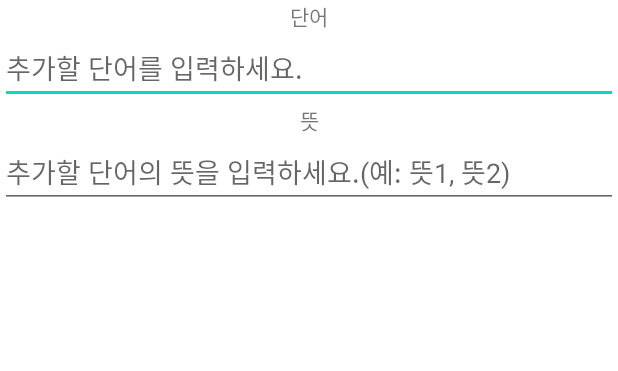
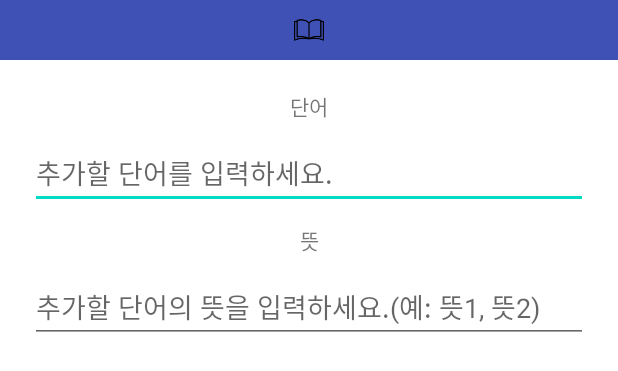
Before and after one commit to bigcarrot0722/Word_project, an Android app: the layout search_dialog.xml on its own in the app's theme, with its tools: preview values and no code run, on a phone screen of 412 x 824 dp. Shown: the top 371 px of the screen. Run offline under Robolectric (Android 15) with nearby library versions, the phone set to English and light mode, and no system bars.

Commit message:
16 alertdialog ui change

```diff
--- a/app/build.gradle
+++ b/app/build.gradle
@@ -37,9 +37,9 @@ android {
 
 dependencies {
     //아래
+    implementation 'org.jsoup:jsoup:1.13.1'
     implementation 'org.jetbrains.kotlinx:kotlinx-coroutines-android:1.1.1'
     implementation "androidx.cardview:cardview:1.0.0"
-    implementation 'org.jsoup:jsoup:1.11.3'
     implementation "org.jetbrains.kotlin:kotlin-stdlib:$kotlin_version"
     implementation 'androidx.core:core-ktx:1.3.2'
     implementation 'androidx.appcompat:appcompat:1.2.0'
--- a/app/src/main/java/org/techtown/word_first/WordFragment.kt
+++ b/app/src/main/java/org/techtown/word_first/WordFragment.kt
@@ -9,6 +9,8 @@ import android.view.ViewGroup
 import androidx.fragment.app.Fragment
 
 class WordFragment: Fragment() {
+
+
 
     companion object{
         const val TAG : String = "로그"
@@ -22,6 +24,8 @@ class WordFragment: Fragment() {
     override fun onCreate(savedInstanceState: Bundle?) {
         super.onCreate(savedInstanceState)
         Log.d(TAG, "WordFragment - onCreate() called")
+
+
     }
 
     //fragment를 안고 있는 액티비티에 붙었을 때
--- a/app/src/main/res/color/menu_selector_color.xml
+++ b/app/src/main/res/color/menu_selector_color.xml
@@ -1,7 +1,7 @@
 <?xml version="1.0" encoding="utf-8"?>
 <selector xmlns:android="http://schemas.android.com/apk/res/android">
     <item
-        android:color="#3F51B5"
+        android:color="@color/main_blue"
         android:state_checked="true" />
 
     <item android:color="#E8E3E3"
--- a/app/src/main/res/layout/search_dialog.xml
+++ b/app/src/main/res/layout/search_dialog.xml
@@ -1,10 +1,21 @@
 <?xml version="1.0" encoding="utf-8"?>
 <LinearLayout xmlns:android="http://schemas.android.com/apk/res/android"
+    xmlns:app="http://schemas.android.com/apk/res-auto"
     android:layout_width="match_parent"
     android:layout_height="match_parent"
     android:orientation="vertical">
 
+
+    <ImageView
+        android:id="@+id/imageView2"
+        android:layout_width="match_parent"
+        android:layout_height="40dp"
+        android:padding="10dp"
+        app:srcCompat="@drawable/logo_alertdialog"
+        android:background="@color/main_blue"/>
+
     <TextView
+        android:layout_marginTop="20dp"
         android:layout_width="match_parent"
         android:layout_height="wrap_content"
         android:text="단어"
@@ -14,8 +25,12 @@
         android:id="@+id/dialog_word"
         android:layout_width="match_parent"
         android:layout_height="wrap_content"
+        android:layout_marginStart="20dp"
+        android:layout_marginEnd="20dp"
+        android:layout_marginBottom="10dp"
+        android:layout_marginTop="10dp"
         android:hint="추가할 단어를 입력하세요."
-        android:inputType="textPersonName"/>
+        android:inputType="textPersonName" />
 
     <TextView
         android:layout_width="match_parent"
@@ -27,8 +42,14 @@
         android:id="@+id/dialog_mean"
         android:layout_width="match_parent"
         android:layout_height="wrap_content"
+        android:layout_marginStart="20dp"
+        android:layout_marginEnd="20dp"
+        android:layout_marginBottom="10dp"
+        android:layout_marginTop="10dp"
         android:hint="추가할 단어의 뜻을 입력하세요.(예: 뜻1, 뜻2)"
         android:inputType="textPersonName"/>
 
 
+
+
 </LinearLayout>
--- a/app/src/main/res/values/colors.xml
+++ b/app/src/main/res/values/colors.xml
@@ -7,4 +7,5 @@
     <color name="teal_700">#FF018786</color>
     <color name="black">#FF000000</color>
     <color name="white">#FFFFFFFF</color>
+    <color name="main_blue">#3F51B5</color>
 </resources>
```
Also changed, not shown: app/src/main/java/org/techtown/word_first/SearchFragment.kt (+5 -2 lines), app/src/main/res/drawable/popup_background.xml (added, +7 -0 lines), app/src/main/res/layout/fragment_word.xml (+21 -21 lines), app/src/main/res/values/style.xml (added, +8 -0 lines), app/src/main/res/drawable/logo_alertdialog.png (added).
